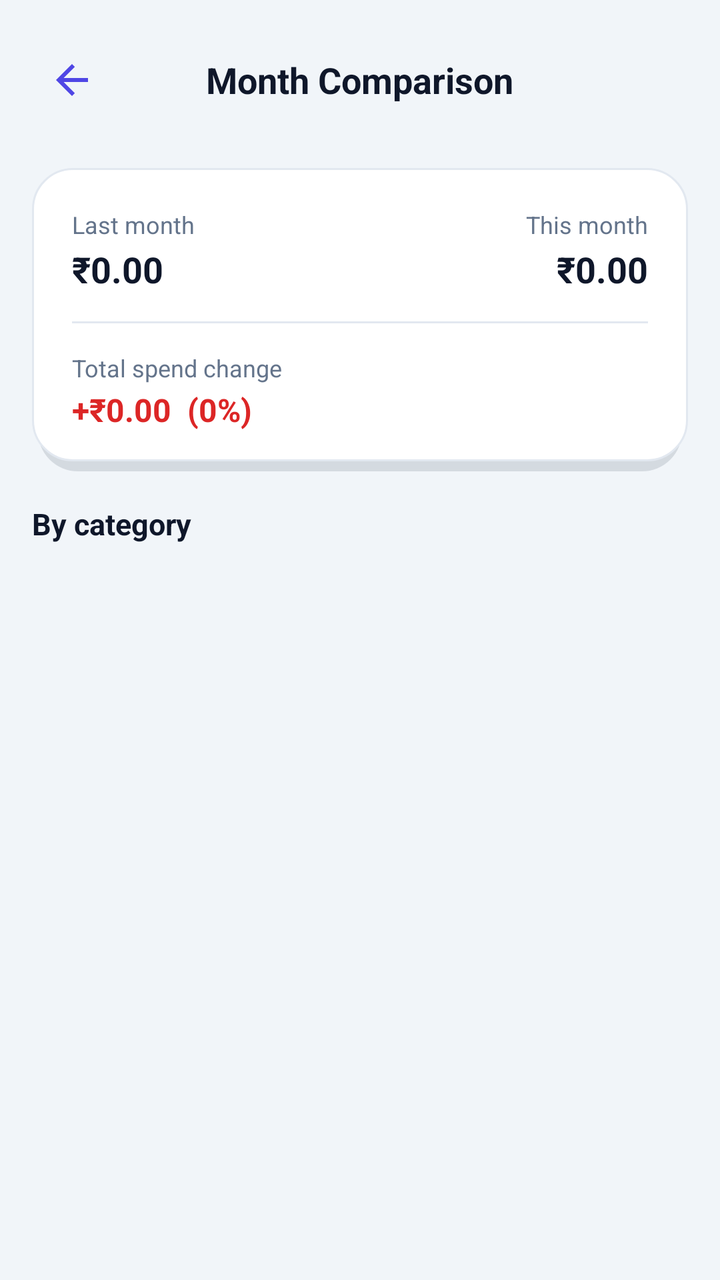
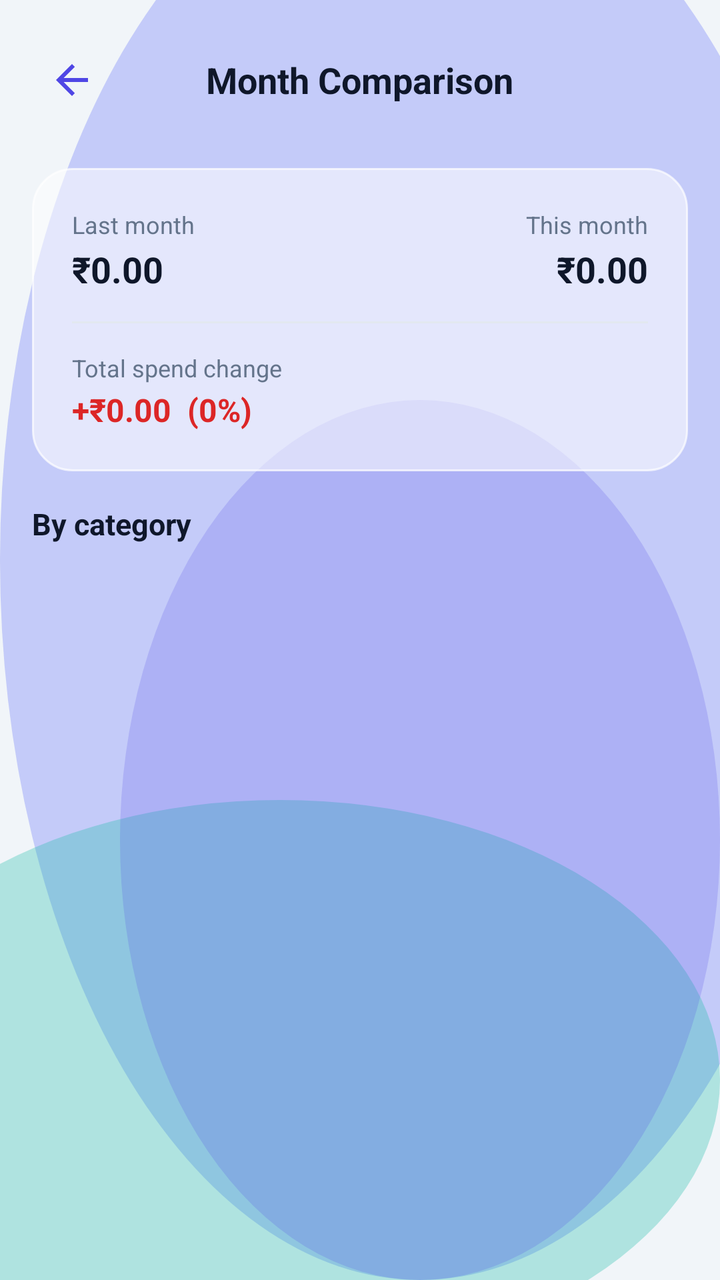

The first picture is an Android layout as it rendered before a commit; the second is the same layout after the commit. The layout source and the unified diff follow.
<!-- AndroidManifest.xml: application theme Theme.MoneyLens -->
<!-- res/layout/activity_comparison.xml -->
<?xml version="1.0" encoding="utf-8"?>
<androidx.constraintlayout.widget.ConstraintLayout xmlns:android="http://schemas.android.com/apk/res/android"
    xmlns:app="http://schemas.android.com/apk/res-auto"
    android:layout_width="match_parent"
    android:layout_height="match_parent"
    android:background="@color/colorBackground">

    
    <RelativeLayout
        android:id="@+id/layoutAppBar"
        android:layout_width="match_parent"
        android:layout_height="56dp"
        android:layout_marginTop="12dp"
        android:paddingHorizontal="16dp"
        app:layout_constraintTop_toTopOf="parent">

        <ImageView
            android:id="@+id/btnBack"
            android:layout_width="40dp"
            android:layout_height="40dp"
            android:layout_centerVertical="true"
            android:padding="8dp"
            android:src="@drawable/ic_back"
            android:background="?attr/selectableItemBackgroundBorderless" />

        <TextView
            android:layout_width="wrap_content"
            android:layout_height="wrap_content"
            android:layout_centerInParent="true"
            android:text="Month Comparison"
            android:textColor="@color/colorTextPrimary"
            android:textSize="18sp"
            android:textStyle="bold" />
    </RelativeLayout>

    <androidx.core.widget.NestedScrollView
        android:layout_width="match_parent"
        android:layout_height="0dp"
        android:fillViewport="true"
        app:layout_constraintBottom_toBottomOf="parent"
        app:layout_constraintTop_toBottomOf="@id/layoutAppBar">

        <LinearLayout
            android:layout_width="match_parent"
            android:layout_height="wrap_content"
            android:orientation="vertical"
            android:padding="16dp"
            android:paddingBottom="32dp">

            
            <com.google.android.material.card.MaterialCardView
                style="@style/ClayCard"
                android:layout_width="match_parent"
                android:layout_height="wrap_content"
                android:layout_marginBottom="16dp"
                app:cardElevation="0dp"
                app:cardCornerRadius="0dp"
                app:cardBackgroundColor="@android:color/transparent"
                app:strokeWidth="0dp">

                <LinearLayout
                    android:layout_width="match_parent"
                    android:layout_height="wrap_content"
                    android:orientation="vertical"
                    android:background="@drawable/bg_card_3d"
                    android:padding="20dp">

                    <LinearLayout
                        android:layout_width="match_parent"
                        android:layout_height="wrap_content"
                        android:orientation="horizontal">

                        <LinearLayout
                            android:layout_width="0dp"
                            android:layout_height="wrap_content"
                            android:layout_weight="1"
                            android:orientation="vertical">

                            <TextView
                                android:id="@+id/txtPreviousMonthLabel"
                                android:layout_width="wrap_content"
                                android:layout_height="wrap_content"
                                android:text="Last month"
                                android:textColor="@color/colorTextSecondary"
                                android:textSize="12sp" />

                            <TextView
                                android:id="@+id/txtPreviousMonthTotal"
                                android:layout_width="wrap_content"
                                android:layout_height="wrap_content"
                                android:layout_marginTop="2dp"
                                android:text="₹0.00"
                                android:textColor="@color/colorTextPrimary"
                                android:textSize="18sp"
                                android:textStyle="bold" />
                        </LinearLayout>

                        <LinearLayout
                            android:layout_width="0dp"
                            android:layout_height="wrap_content"
                            android:layout_weight="1"
                            android:orientation="vertical"
                            android:gravity="end">

                            <TextView
                                android:id="@+id/txtCurrentMonthLabel"
                                android:layout_width="wrap_content"
                                android:layout_height="wrap_content"
                                android:text="This month"
                                android:textColor="@color/colorTextSecondary"
                                android:textSize="12sp" />

                            <TextView
                                android:id="@+id/txtCurrentMonthTotal"
                                android:layout_width="wrap_content"
                                android:layout_height="wrap_content"
                                android:layout_marginTop="2dp"
                                android:text="₹0.00"
                                android:textColor="@color/colorTextPrimary"
                                android:textSize="18sp"
                                android:textStyle="bold" />
                        </LinearLayout>
                    </LinearLayout>

                    <View
                        android:layout_width="match_parent"
                        android:layout_height="1dp"
                        android:layout_marginVertical="14dp"
                        android:background="@color/colorCardBorder" />

                    <TextView
                        android:layout_width="wrap_content"
                        android:layout_height="wrap_content"
                        android:text="Total spend change"
                        android:textColor="@color/colorTextSecondary"
                        android:textSize="12sp" />

                    <TextView
                        android:id="@+id/txtOverallDelta"
                        android:layout_width="wrap_content"
                        android:layout_height="wrap_content"
                        android:layout_marginTop="2dp"
                        android:text="+₹0.00  (0%)"
                        android:textColor="@color/colorDanger"
                        android:textSize="16sp"
                        android:textStyle="bold" />
                </LinearLayout>
            </com.google.android.material.card.MaterialCardView>

            <TextView
                android:layout_width="wrap_content"
                android:layout_height="wrap_content"
                android:layout_marginBottom="12dp"
                android:text="By category"
                android:textColor="@color/colorTextPrimary"
                android:textSize="15sp"
                android:textStyle="bold" />

            <LinearLayout
                android:id="@+id/layoutRows"
                android:layout_width="match_parent"
                android:layout_height="wrap_content"
                android:orientation="vertical" />

            <TextView
                android:id="@+id/txtEmpty"
                android:layout_width="match_parent"
                android:layout_height="wrap_content"
                android:layout_marginTop="40dp"
                android:gravity="center"
                android:text="No expenses to compare yet.\nLog transactions across two months to see the diff."
                android:textColor="@color/colorTextSecondary"
                android:textSize="13sp"
                android:visibility="gone" />

        </LinearLayout>
    </androidx.core.widget.NestedScrollView>

</androidx.constraintlayout.widget.ConstraintLayout>
<!-- resources referenced by this layout -->
<resources>
  <color name="colorBackground">#F1F5F9</color>
  <color name="colorCardBorder">#E2E8F0</color>
  <color name="colorDanger">#DC2626</color>
  <color name="colorTextPrimary">#0F172A</color>
  <color name="colorTextSecondary">#64748B</color>
  <!-- drawable bg_card_3d (drawable) -->
  <?xml version="1.0" encoding="utf-8"?>
  <layer-list xmlns:android="http://schemas.android.com/apk/res/android">
  
      
      <item android:left="3dp" android:right="3dp" android:top="4dp" android:bottom="0dp">
          <shape android:shape="rectangle">
              <solid android:color="@color/colorShadow" />
              <corners android:radius="20dp" />
          </shape>
      </item>
  
      
      <item android:bottom="5dp">
          <shape android:shape="rectangle">
              <solid android:color="@color/colorSurface" />
              <corners android:radius="20dp" />
              <stroke android:width="1dp" android:color="@color/colorCardBorder" />
          </shape>
      </item>
  </layer-list>
  <!-- drawable ic_back (drawable) -->
  <vector xmlns:android="http://schemas.android.com/apk/res/android"
      android:width="24dp"
      android:height="24dp"
      android:viewportWidth="24"
      android:viewportHeight="24">
      <path
          android:fillColor="@color/colorPrimary"
          android:pathData="M20,11H7.83l5.59,-5.59L12,4l-8,8 8,8 1.41,-1.41L7.83,13H20v-2z"/>
  </vector>
  <style name="ClayCard" parent="Widget.Material3.CardView.Elevated">
          <item name="cardCornerRadius">@dimen/clay_card_radius</item>
          <item name="cardElevation">10dp</item>
          <item name="android:stateListAnimator">@null</item>
          <item name="strokeColor">@color/colorCardBorder</item>
          <item name="strokeWidth">1dp</item>
          <item name="cardBackgroundColor">@color/colorSurface</item>
          <item name="android:outlineSpotShadowColor" tools:targetApi="p">@color/colorPrimary</item>
          <item name="android:outlineAmbientShadowColor" tools:targetApi="p">@color/colorPrimary</item>
      </style>
  <style name="Theme.MoneyLens" parent="Base.Theme.MoneyLens" />
  <color name="colorShadow">#26334155</color>
  <color name="colorSurface">#FFFFFF</color>
  <color name="colorPrimary">#4F46E5</color>
  <dimen name="clay_card_radius">20dp</dimen>
  <style name="Base.Theme.MoneyLens" parent="Theme.Material3.Light.NoActionBar">
          
          <item name="colorPrimary">@color/colorPrimary</item>
          <item name="colorOnPrimary">@color/colorOnPrimary</item>
          <item name="colorSecondary">@color/colorSecondary</item>
          <item name="colorError">@color/colorDanger</item>
          <item name="android:windowBackground">@color/colorBackground</item>
          <item name="colorSurface">@color/colorSurface</item>
          <item name="android:colorBackground">@color/colorBackground</item>
          <item name="colorOnSurface">@color/colorTextPrimary</item>
  
          
          <item name="android:statusBarColor">@color/colorBackground</item>
          <item name="android:windowLightStatusBar" tools:targetApi="m">true</item>
          <item name="android:navigationBarColor">@color/colorBackground</item>
      </style>
  <color name="colorOnPrimary">#FFFFFF</color>
  <color name="colorSecondary">#14B8A6</color>
</resources>

<!-- the commit's change to res/layout/activity_comparison.xml (unified diff, before → after) -->
@@ -3,7 +3,7 @@
     xmlns:app="http://schemas.android.com/apk/res-auto"
     android:layout_width="match_parent"
     android:layout_height="match_parent"
-    android:background="@color/colorBackground">
+    android:background="@drawable/bg_mesh_gradient">
 
     
     <RelativeLayout
<!-- resource entries referenced after the edit -->
@@ -1,28 +1,49 @@
 <!-- resources referenced by this layout -->
 <resources>
   <color name="colorBackground">#F1F5F9</color>
+  <color name="glassMeshOrb1">#66818CF8</color>
+  <color name="glassMeshOrb2">#4D14B8A6</color>
+  <color name="glassMeshOrb3">#334F46E5</color>
   <color name="colorCardBorder">#E2E8F0</color>
   <color name="colorDanger">#DC2626</color>
   <color name="colorTextPrimary">#0F172A</color>
   <color name="colorTextSecondary">#64748B</color>
   <!-- drawable bg_card_3d (drawable) -->
   <?xml version="1.0" encoding="utf-8"?>
+  <shape xmlns:android="http://schemas.android.com/apk/res/android"
+      android:shape="rectangle">
+      <solid android:color="@color/glassCardBg" />
+      <corners android:radius="20dp" />
+      <stroke android:width="1dp" android:color="@color/glassCardBorder" />
+  </shape>
+  <!-- drawable bg_mesh_gradient (drawable) -->
+  <?xml version="1.0" encoding="utf-8"?>
   <layer-list xmlns:android="http://schemas.android.com/apk/res/android">
-  
       
-      <item android:left="3dp" android:right="3dp" android:top="4dp" android:bottom="0dp">
+      <item>
           <shape android:shape="rectangle">
-              <solid android:color="@color/colorShadow" />
-              <corners android:radius="20dp" />
+              <solid android:color="@color/colorBackground" />
           </shape>
       </item>
-  
       
-      <item android:bottom="5dp">
-          <shape android:shape="rectangle">
-              <solid android:color="@color/colorSurface" />
-              <corners android:radius="20dp" />
-              <stroke android:width="1dp" android:color="@color/colorCardBorder" />
+      <item android:top="-80dp" android:right="-60dp">
+          <shape android:shape="oval">
+              <solid android:color="@color/glassMeshOrb1" />
+              <size android:width="280dp" android:height="280dp" />
+          </shape>
+      </item>
+      
+      <item android:bottom="-40dp" android:left="-80dp" android:top="400dp">
+          <shape android:shape="oval">
+              <solid android:color="@color/glassMeshOrb2" />
+              <size android:width="240dp" android:height="240dp" />
+          </shape>
+      </item>
+      
+      <item android:top="200dp" android:left="60dp">
+          <shape android:shape="oval">
+              <solid android:color="@color/glassMeshOrb3" />
+              <size android:width="200dp" android:height="200dp" />
           </shape>
       </item>
   </layer-list>
@@ -38,21 +59,19 @@
   </vector>
   <style name="ClayCard" parent="Widget.Material3.CardView.Elevated">
           <item name="cardCornerRadius">@dimen/clay_card_radius</item>
-          <item name="cardElevation">10dp</item>
+          <item name="cardElevation">2dp</item>
           <item name="android:stateListAnimator">@null</item>
-          <item name="strokeColor">@color/colorCardBorder</item>
+          <item name="strokeColor">@color/glassCardBorder</item>
           <item name="strokeWidth">1dp</item>
-          <item name="cardBackgroundColor">@color/colorSurface</item>
-          <item name="android:outlineSpotShadowColor" tools:targetApi="p">@color/colorPrimary</item>
-          <item name="android:outlineAmbientShadowColor" tools:targetApi="p">@color/colorPrimary</item>
+          <item name="cardBackgroundColor">@color/glassCardBg</item>
       </style>
   <style name="Theme.MoneyLens" parent="Base.Theme.MoneyLens" />
-  <color name="colorShadow">#26334155</color>
+  <color name="glassCardBg">#8CFFFFFF</color>
+  <color name="glassCardBorder">#B3FFFFFF</color>
   <color name="colorSurface">#FFFFFF</color>
   <color name="colorPrimary">#4F46E5</color>
   <dimen name="clay_card_radius">20dp</dimen>
   <style name="Base.Theme.MoneyLens" parent="Theme.Material3.Light.NoActionBar">
-          
           <item name="colorPrimary">@color/colorPrimary</item>
           <item name="colorOnPrimary">@color/colorOnPrimary</item>
           <item name="colorSecondary">@color/colorSecondary</item>
@@ -63,9 +82,10 @@
           <item name="colorOnSurface">@color/colorTextPrimary</item>
   
           
-          <item name="android:statusBarColor">@color/colorBackground</item>
+          <item name="android:statusBarColor">@android:color/transparent</item>
           <item name="android:windowLightStatusBar" tools:targetApi="m">true</item>
-          <item name="android:navigationBarColor">@color/colorBackground</item>
+          <item name="android:navigationBarColor">@android:color/transparent</item>
+          <item name="android:windowDrawsSystemBarBackgrounds">true</item>
       </style>
   <color name="colorOnPrimary">#FFFFFF</color>
   <color name="colorSecondary">#14B8A6</color>
